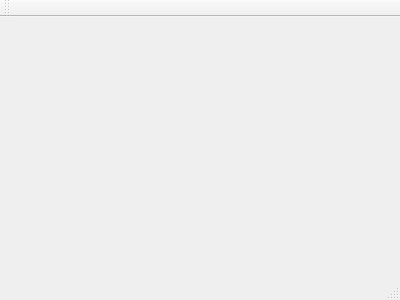
Old version of the form mainwindow.ui in the repository gqrx-sdr/gqrx.
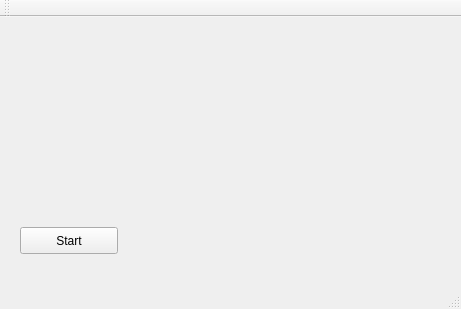
New version of the form.

Patch:
```diff
--- a/mainwindow.ui
+++ b/mainwindow.ui
@@ -1,24 +1,56 @@
 <ui version="4.0">
  <class>MainWindow</class>
- <widget class="QMainWindow" name="MainWindow" >
-  <property name="geometry" >
+ <widget class="QMainWindow" name="MainWindow">
+  <property name="geometry">
    <rect>
     <x>0</x>
     <y>0</y>
-    <width>400</width>
-    <height>300</height>
+    <width>461</width>
+    <height>309</height>
    </rect>
   </property>
   <property name="windowTitle" >
    <string>MainWindow</string>
   </property>
-  <widget class="QMenuBar" name="menuBar" />
-  <widget class="QToolBar" name="mainToolBar" />
-  <widget class="QWidget" name="centralWidget" />
-  <widget class="QStatusBar" name="statusBar" />
+  <widget class="QWidget" name="centralWidget">
+   <widget class="QPushButton" name="rxStartStopButton">
+    <property name="geometry">
+     <rect>
+      <x>20</x>
+      <y>210</y>
+      <width>98</width>
+      <height>27</height>
+     </rect>
+    </property>
+    <property name="text">
+     <string>Start</string>
+    </property>
+    <property name="checkable">
+     <bool>true</bool>
+    </property>
+   </widget>
+  </widget>
+  <widget class="QMenuBar" name="menuBar">
+   <property name="geometry">
+    <rect>
+     <x>0</x>
+     <y>0</y>
+     <width>461</width>
+     <height>25</height>
+    </rect>
+   </property>
+  </widget>
+  <widget class="QToolBar" name="mainToolBar">
+   <attribute name="toolBarArea">
+    <enum>TopToolBarArea</enum>
+   </attribute>
+   <attribute name="toolBarBreak">
+    <bool>false</bool>
+   </attribute>
+  </widget>
+  <widget class="QStatusBar" name="statusBar"/>
  </widget>
- <layoutDefault spacing="6" margin="11" />
- <pixmapfunction></pixmapfunction>
+ <layoutdefault spacing="6" margin="11"/>
  <resources/>
  <connections/>
 </ui>
```
Left out of the diff: 3 changed lines with no effect on the pictures.
